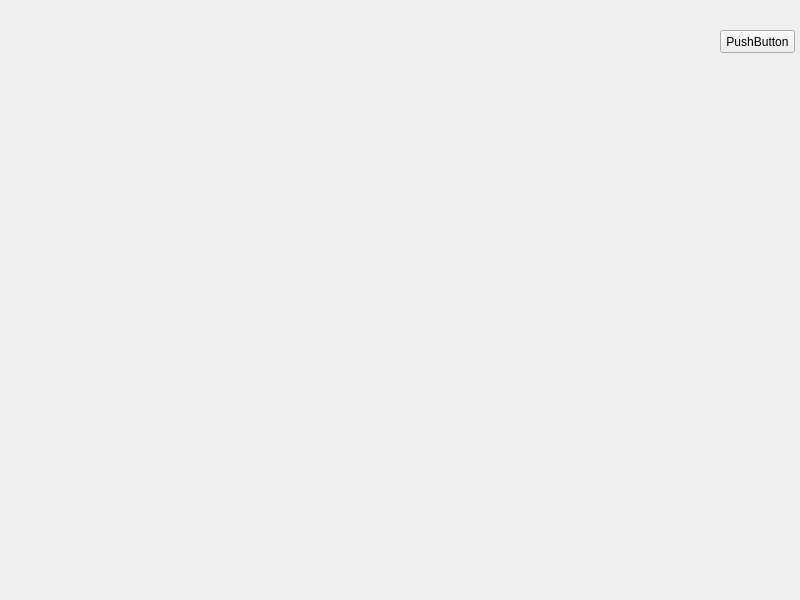
Above: src/FingerDrawing/ui/mainwindow.ui from eladeliav/FingerDrawing before the change. Below: the same form after it.
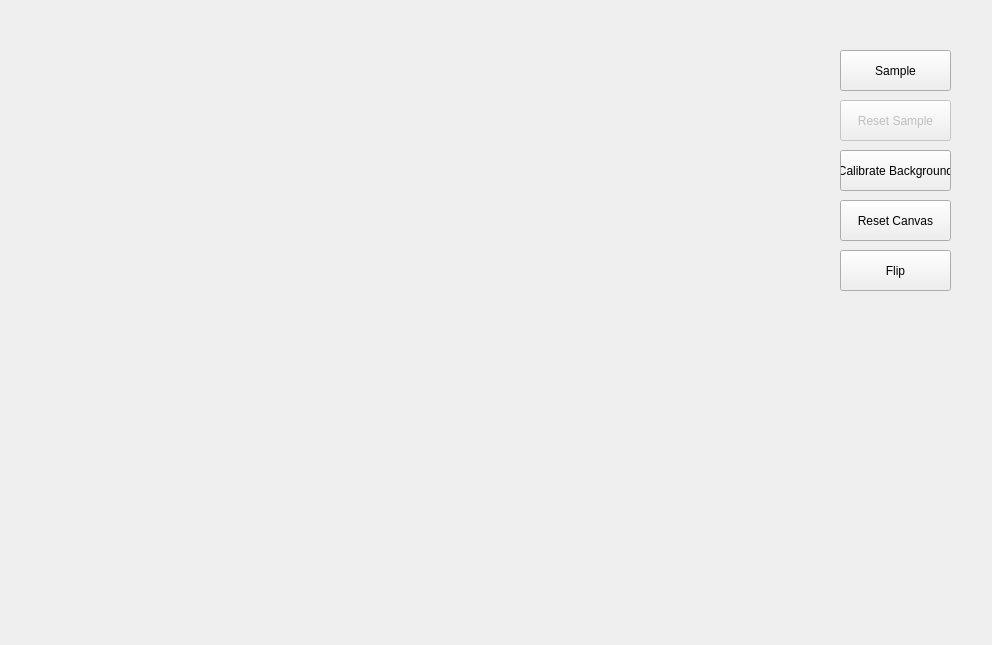
That is the form after the change.

Patch:
```diff
--- a/src/FingerDrawing/ui/mainwindow.ui
+++ b/src/FingerDrawing/ui/mainwindow.ui
@@ -6,8 +6,8 @@
    <rect>
     <x>0</x>
     <y>0</y>
-    <width>800</width>
-    <height>600</height>
+    <width>992</width>
+    <height>645</height>
    </rect>
   </property>
   <property name="windowTitle">
@@ -17,10 +17,10 @@
    <widget class="QLabel" name="img_label">
     <property name="geometry">
      <rect>
-      <x>70</x>
-      <y>30</y>
-      <width>621</width>
-      <height>501</height>
+      <x>0</x>
+      <y>0</y>
+      <width>781</width>
+      <height>581</height>
      </rect>
     </property>
     <property name="text">
@@ -30,14 +30,69 @@
    <widget class="QPushButton" name="pushButton">
     <property name="geometry">
      <rect>
-      <x>720</x>
-      <y>30</y>
-      <width>75</width>
-      <height>23</height>
+      <x>840</x>
+      <y>50</y>
+      <width>111</width>
+      <height>41</height>
      </rect>
     </property>
     <property name="text">
-     <string>PushButton</string>
+     <string>Sample</string>
+    </property>
+   </widget>
+   <widget class="QPushButton" name="reset_sample_btn">
+    <property name="enabled">
+     <bool>false</bool>
+    </property>
+    <property name="geometry">
+     <rect>
+      <x>840</x>
+      <y>100</y>
+      <width>111</width>
+      <height>41</height>
+     </rect>
+    </property>
+    <property name="text">
+     <string>Reset Sample</string>
+    </property>
+   </widget>
+   <widget class="QPushButton" name="calibrate_bg_btn">
+    <property name="geometry">
+     <rect>
+      <x>840</x>
+      <y>150</y>
+      <width>111</width>
+      <height>41</height>
+     </rect>
+    </property>
+    <property name="text">
+     <string>Calibrate Background</string>
+    </property>
+   </widget>
+   <widget class="QPushButton" name="reset_canvas_btn">
+    <property name="geometry">
+     <rect>
+      <x>840</x>
+      <y>200</y>
+      <width>111</width>
+      <height>41</height>
+     </rect>
+    </property>
+    <property name="text">
+     <string>Reset Canvas</string>
+    </property>
+   </widget>
+   <widget class="QPushButton" name="flip_btn">
+    <property name="geometry">
+     <rect>
+      <x>840</x>
+      <y>250</y>
+      <width>111</width>
+      <height>41</height>
+     </rect>
+    </property>
+    <property name="text">
+     <string>Flip</string>
     </property>
    </widget>
   </widget>
```
Left out of the diff: 2 changed lines with no effect on the pictures.
